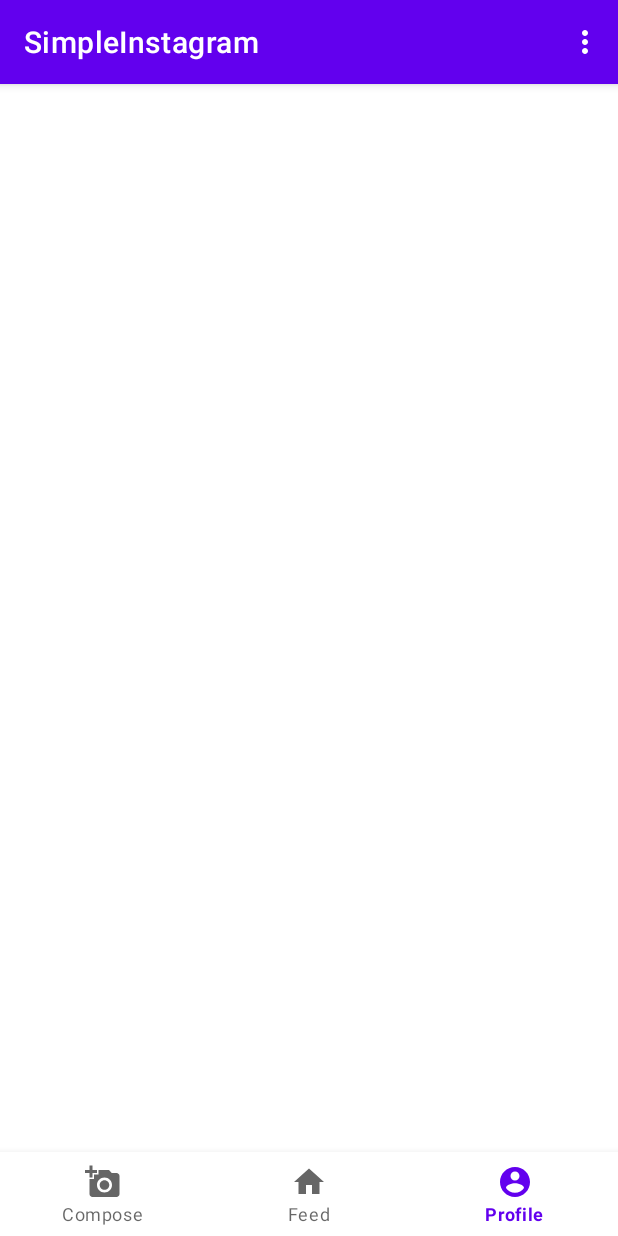
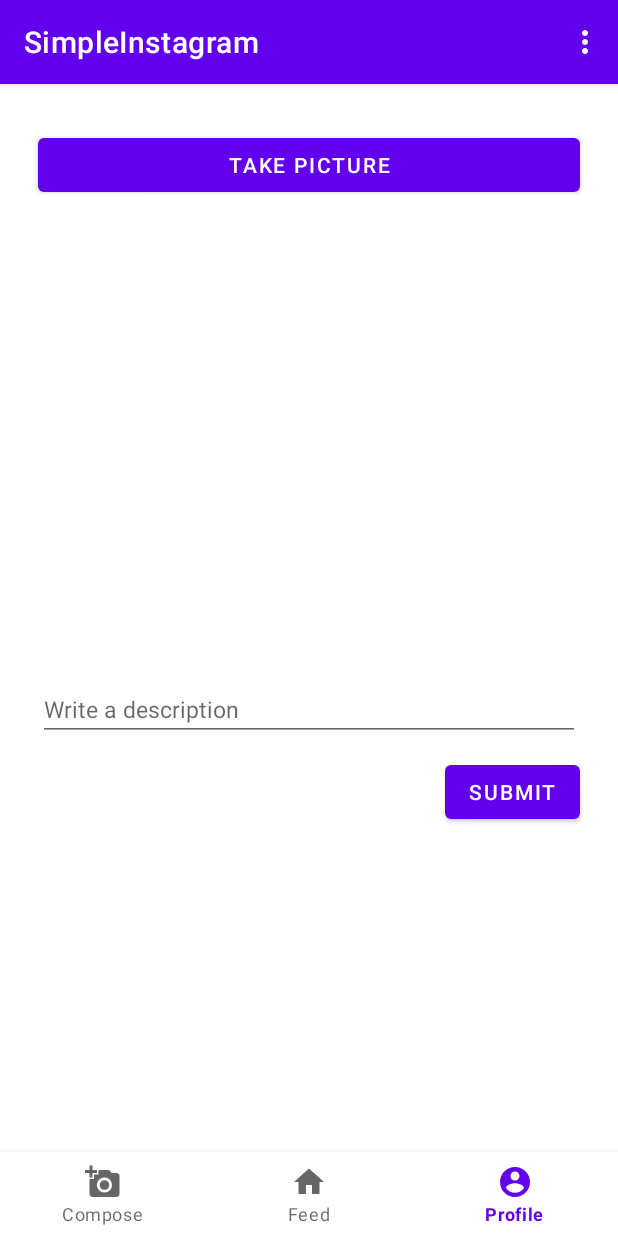
Before and after one commit to janelle-cheung/SimpleInstagram, an Android app: the MainActivity screen opened directly, with no data from a screen before it, item 3 of the bottom bar chosen, on a phone screen of 412 x 824 dp. Run offline under Robolectric (Android 15) with nearby library versions, the phone set to English and light mode, and no system bars; libraries missing offline, so code that uses them is left out: com.parse; pictures from the network do not load; 5 statements that could not run were skipped.

Commit message:
Setup ComposeFragment and PostsFragment

```diff
--- a/app/src/main/java/com/example/simpleinstagram/MainActivity.java
+++ b/app/src/main/java/com/example/simpleinstagram/MainActivity.java
@@ -4,6 +4,7 @@ import androidx.annotation.NonNull;
 import androidx.annotation.Nullable;
 import androidx.appcompat.app.AppCompatActivity;
 import androidx.core.content.FileProvider;
+import androidx.fragment.app.Fragment;
 import androidx.fragment.app.FragmentManager;
 
 import android.content.Intent;
@@ -24,6 +25,8 @@ import android.widget.ImageView;
 import android.widget.Toast;
 
 import com.example.simpleinstagram.databinding.ActivityMainBinding;
+import com.example.simpleinstagram.fragments.ComposeFragment;
+import com.example.simpleinstagram.fragments.PostsFragment;
 import com.google.android.material.bottomnavigation.BottomNavigationView;
 import com.parse.FindCallback;
 import com.parse.LogOutCallback;
@@ -41,12 +44,12 @@ import java.util.List;
 public class MainActivity extends AppCompatActivity {
 
     public static final String TAG = "MainActivity";
-
     BottomNavigationView bottomNavigationView;
 
     @Override
     protected void onCreate(Bundle savedInstanceState) {
         super.onCreate(savedInstanceState);
+        final FragmentManager fragmentManager = getSupportFragmentManager();
         ActivityMainBinding binding = ActivityMainBinding.inflate(getLayoutInflater());
         View view = binding.getRoot();
         setContentView(view);
@@ -56,20 +59,26 @@ public class MainActivity extends AppCompatActivity {
         bottomNavigationView.setOnNavigationItemSelectedListener(new BottomNavigationView.OnNavigationItemSelectedListener() {
             @Override
             public boolean onNavigationItemSelected(@NonNull MenuItem item) {
+                Fragment fragment;
                 switch (item.getItemId()) {
                     case R.id.action_compose:
-                        Toast.makeText(MainActivity.this, "Compose", Toast.LENGTH_SHORT).show();
-                        return true;
+                        fragment = new ComposeFragment();
+                        break;
                     case R.id.action_feed:
-                        Toast.makeText(MainActivity.this, "Feed", Toast.LENGTH_SHORT).show();
-                        return true;
+                        fragment = new PostsFragment();
+                        break;
                     case R.id.action_profile:
-                        Toast.makeText(MainActivity.this, "Profile", Toast.LENGTH_SHORT).show();
-                        return true;
-                    default: return true;
+                    default:
+                        fragment = new ComposeFragment();
+                        break;
                 }
+                fragmentManager.beginTransaction().replace(R.id.flContainer, fragment).commit();
+                return true;
             }
         });
+
+        // Set default selection
+        bottomNavigationView.setSelectedItemId(R.id.action_feed);
     }
 
     @Override
@@ -86,10 +95,9 @@ public class MainActivity extends AppCompatActivity {
                 @Override
                 public void done(ParseException e) {
                     if (e == null) {
-                        Toast.makeText(MainActivity.this, "Logged out!", Toast.LENGTH_SHORT).show();
                         returnToLoginActivity();
                     } else {
-                        Toast.makeText(MainActivity.this, "Issue with log-out", Toast.LENGTH_SHORT).show();
+                        Log.e(TAG, "Issue with log-out");
                         return;
                     }
                 }
--- a/app/src/main/java/com/example/simpleinstagram/Post.java
+++ b/app/src/main/java/com/example/simpleinstagram/Post.java
@@ -7,9 +7,11 @@ import com.parse.ParseUser;
 
 @ParseClassName("Post")
 public class Post extends ParseObject {
+
     public static final String KEY_DESCRIPTION = "description";
     public static final String KEY_IMAGE = "image";
     public static final String KEY_USER = "user";
+    public static final String KEY_CREATED_AT = "createdAt";
 
     public String getDescription() {
         return getString(KEY_DESCRIPTION);
@@ -31,7 +33,5 @@ public class Post extends ParseObject {
         return getParseUser(KEY_USER);
     }
 
-    public void setUser(ParseUser user) {
-        put(KEY_USER, user);
-    }
+    public void setUser(ParseUser user) { put(KEY_USER, user); }
 }
--- a/app/src/main/java/com/example/simpleinstagram/fragments/ComposeFragment.java
+++ b/app/src/main/java/com/example/simpleinstagram/fragments/ComposeFragment.java
@@ -135,7 +135,7 @@ public class ComposeFragment extends Fragment {
 
         // Create the storage directory if it does not exist
         if (!mediaStorageDir.exists() && !mediaStorageDir.mkdirs()){
-            Log.d(TAG, "failed to create directory");
+            Log.e(TAG, "Failed to create directory");
         }
 
         // Return the file target for the photo based on filename
--- /dev/null
+++ b/app/src/main/java/com/example/simpleinstagram/fragments/PostsFragment.java
@@ -0,0 +1,95 @@
+package com.example.simpleinstagram.fragments;
+
+import android.os.Bundle;
+
+import androidx.annotation.NonNull;
+import androidx.annotation.Nullable;
+import androidx.fragment.app.Fragment;
+import androidx.recyclerview.widget.DividerItemDecoration;
+import androidx.recyclerview.widget.LinearLayoutManager;
+import androidx.recyclerview.widget.RecyclerView;
+import androidx.swiperefreshlayout.widget.SwipeRefreshLayout;
+
+import android.util.Log;
+import android.view.LayoutInflater;
+import android.view.View;
+import android.view.ViewGroup;
+
+import com.example.simpleinstagram.Post;
+import com.example.simpleinstagram.PostsAdapter;
+import com.example.simpleinstagram.R;
+import com.parse.FindCallback;
+import com.parse.ParseException;
+import com.parse.ParseQuery;
+
+import java.util.ArrayList;
+import java.util.List;
+
+public class PostsFragment extends Fragment {
+
+    public static final String TAG = "PostFragment";
+
+    List<Post> posts;
+    RecyclerView rvPosts;
+    PostsAdapter adapter;
+    SwipeRefreshLayout swipeContainer;
+
+    @Override
+    public View onCreateView(LayoutInflater inflater, ViewGroup container, Bundle savedInstanceState) {
+        return inflater.inflate(R.layout.fragment_posts, container, false);
+    }
+
+    @Override
+    public void onViewCreated(View view, Bundle savedInstanceState) {
+        super.onViewCreated(view, savedInstanceState);
+        posts = new ArrayList<>();
+
+        rvPosts = view.findViewById(R.id.rvPosts);
+        adapter = new PostsAdapter(getContext(), posts);
+        rvPosts.setAdapter(adapter);
+        rvPosts.setLayoutManager(new LinearLayoutManager(getContext()));
+        rvPosts.addItemDecoration(new DividerItemDecoration(rvPosts.getContext(), DividerItemDecoration.VERTICAL));
+
+        queryPosts();
+
+        // Setup refresh listener which triggers new data loading
+        swipeContainer = (SwipeRefreshLayout) view.findViewById(R.id.swipeContainer);
+        swipeContainer.setOnRefreshListener(new SwipeRefreshLayout.OnRefreshListener() {
+            @Override
+            public void onRefresh() {
+                queryPosts();
+            }
+        });
+        // Configure the refreshing colors
+        swipeContainer.setColorSchemeResources(android.R.color.holo_blue_bright,
+                android.R.color.holo_green_light,
+                android.R.color.holo_orange_light,
+                android.R.color.holo_red_light);
+    }
+
+    private void queryPosts() {
+        // Specify which class to query
+        ParseQuery<Post> query = ParseQuery.getQuery(Post.class);
+        query.include(Post.KEY_USER);
+        // limit query to latest 20 items
+        query.setLimit(20);
+        // order posts by creation date (newest first)
+        query.addDescendingOrder(Post.KEY_CREATED_AT);
+
+        query.findInBackground(new FindCallback<Post>() {
+            @Override
+            public void done(List<Post> objects, ParseException e) {
+                if (e != null) {
+                    Log.e(TAG, "Problem with querying posts ", e);
+                    return;
+                }
+                Log.i(TAG, "Success querying posts");
+                adapter.clear();
+                // save received posts to list and notify adapter of new data
+                posts.addAll(objects);
+                adapter.notifyDataSetChanged();
+                swipeContainer.setRefreshing(false);
+            }
+        });
+    }
+}
--- a/app/src/main/res/layout/activity_main.xml
+++ b/app/src/main/res/layout/activity_main.xml
@@ -7,6 +7,12 @@
     android:layout_height="match_parent"
     tools:context=".MainActivity">
 
+    <FrameLayout
+        android:id="@+id/flContainer"
+        android:layout_width="match_parent"
+        android:layout_height="match_parent"
+        android:layout_above="@id/bottom_navigation"/>
+
     <com.google.android.material.bottomnavigation.BottomNavigationView
         android:id="@+id/bottom_navigation"
         android:layout_width="match_parent"
```
Also changed, not shown: app/src/main/java/com/example/simpleinstagram/FeedActivity.java (+0 -49 lines), app/src/main/res/layout/fragment_posts.xml (added, +24 -0 lines).
